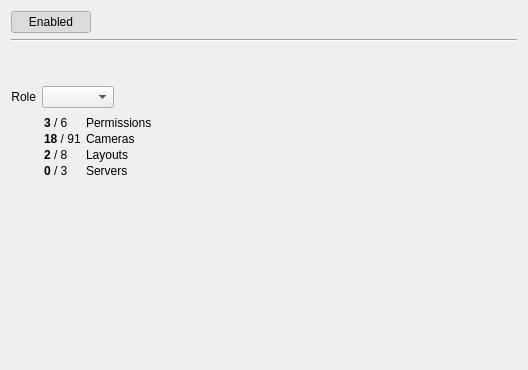
networkoptix/nx_open, file client/src/ui/widgets/properties/user_settings_widget.ui: the form before one commit.
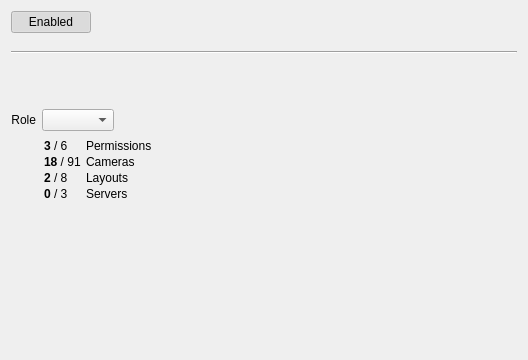
The form after the commit. Custom widgets are drawn as their Qt base class.

Commit message:
Work on user management
<==== Mercurial data ====>
Branch: dev_3.0.0_gui

Patch:
```diff
--- a/client/src/ui/widgets/properties/user_settings_widget.ui
+++ b/client/src/ui/widgets/properties/user_settings_widget.ui
@@ -7,7 +7,7 @@
     <x>0</x>
     <y>0</y>
     <width>528</width>
-    <height>370</height>
+    <height>360</height>
    </rect>
   </property>
   <layout class="QVBoxLayout" name="verticalLayout">
@@ -31,7 +31,24 @@
     </widget>
    </item>
    <item>
+    <layout class="QVBoxLayout" name="verticalLayout_2">
+     <property name="sizeConstraint">
+      <enum>QLayout::SetDefaultConstraint</enum>
+     </property>
+     <property name="topMargin">
+      <number>8</number>
+     </property>
+     <property name="bottomMargin">
+      <number>8</number>
+     </property>
+     <item>
     <widget class="Line" name="line_3">
+       <property name="minimumSize">
+        <size>
+         <width>0</width>
+         <height>10</height>
+        </size>
+       </property>
      <property name="orientation">
       <enum>Qt::Horizontal</enum>
      </property>
@@ -45,6 +62,8 @@
    </item>
    <item>
     <widget class="QnInputField" name="emailInputField" native="true"/>
+     </item>
+    </layout>
    </item>
    <item>
     <widget class="QnInputField" name="passwordInputField" native="true"/>
```
Lines whose indentation alone changed are shown as unchanged. The commit also changes 2 other files.
